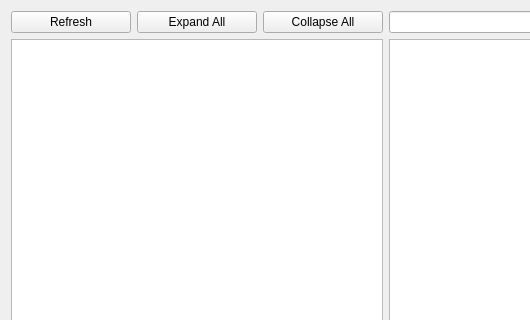
theodoros1234/streaming-toolbox, file src/streaming-toolbox/gui/event_viewer.ui: the form before one commit; both pictures show x 0 to 530 and y 0 to 320 of the 800 by 600 pixel window.
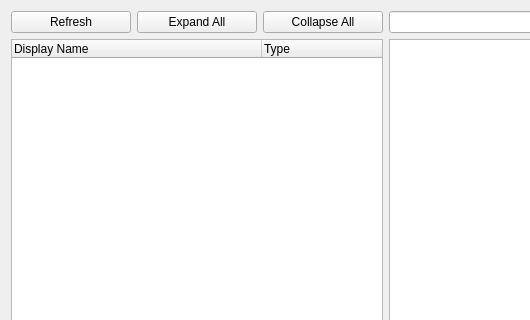
The form after the commit.

Commit message: gui: added event monitor, partially implemented

Diff of the .ui file:
```diff
--- a/src/streaming-toolbox/gui/event_viewer.ui
+++ b/src/streaming-toolbox/gui/event_viewer.ui
@@ -49,12 +49,29 @@
        <property name="animated">
         <bool>true</bool>
        </property>
-       <attribute name="headerVisible">
+       <property name="headerHidden">
         <bool>false</bool>
+       </property>
+       <property name="expandsOnDoubleClick">
+        <bool>true</bool>
+       </property>
+       <property name="columnCount">
+        <number>2</number>
+       </property>
+       <attribute name="headerVisible">
+        <bool>true</bool>
        </attribute>
+       <attribute name="headerDefaultSectionSize">
+        <number>250</number>
+       </attribute>
        <column>
         <property name="text">
-         <string notr="true">1</string>
+         <string notr="true">Display Name</string>
+        </property>
+       </column>
+       <column>
+        <property name="text">
+         <string>Type</string>
         </property>
        </column>
       </widget>
```
The commit also changes 8 other files.
